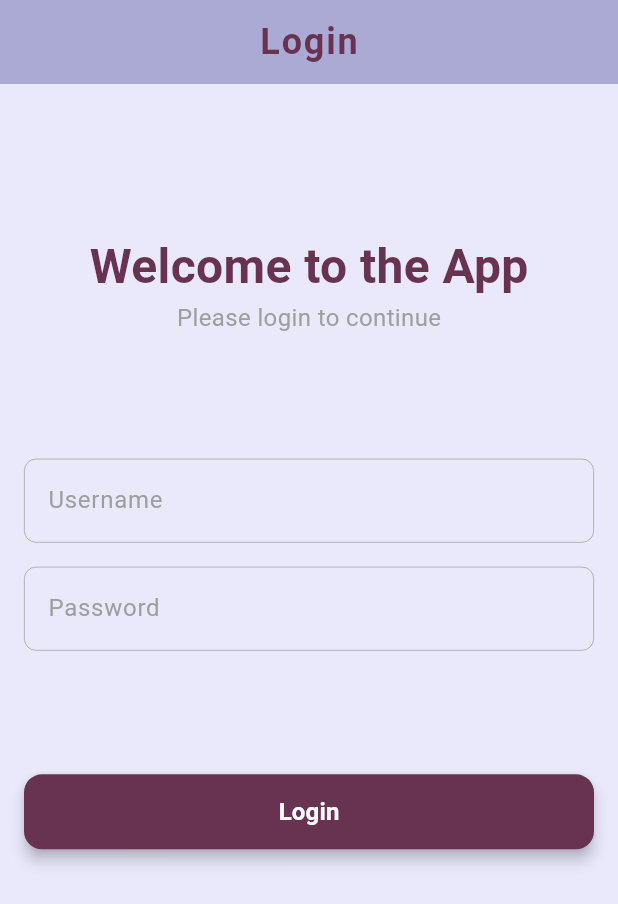
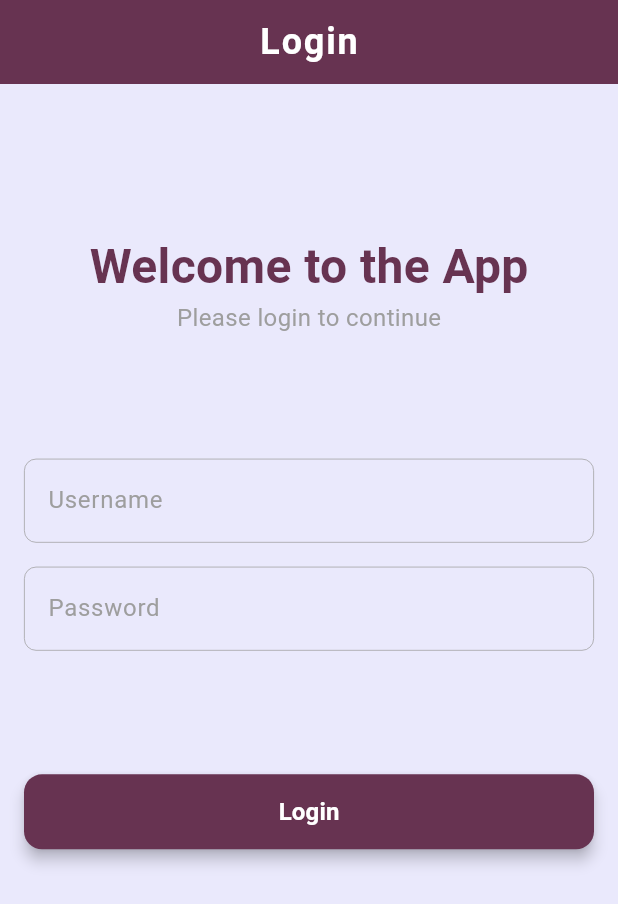
Before and after one commit to Muzammil-crypto/flutter_performance_optimization, a Flutter app: the screen it shows after launch, on a phone screen of 412 x 824 dp. Shown: the top 904 px of the screen. Run offline on Flutter 3.47's test engine with Material 3 defaults, Android fonts, the phone set to English and light mode, and no system bars; our stand-ins replace cached_network_image, get, shimmer; Roboto replaces fonts that are missing (Jua).

Commit message:
working with the deferred comps

```diff
--- a/lib/controllers/theme_controller.dart
+++ b/lib/controllers/theme_controller.dart
@@ -10,9 +10,9 @@ class ThemeController extends GetxController {
 
   ThemeData get lightTheme => ThemeData(
         brightness: Brightness.light,
-        primaryColor: const Color(0xffabaad5),
+        primaryColor: const Color(0xff673351),
         scaffoldBackgroundColor: const Color(0xffeae9fc),
-        hintColor: const Color(0xff673351),
+        hintColor: const Color(0xffabaad5),
         textTheme: textTheme,
         fontFamily: 'Jua',
         colorScheme: const ColorScheme(
--- a/lib/views/login_page.dart
+++ b/lib/views/login_page.dart
@@ -16,10 +16,10 @@ class LoginPage extends StatelessWidget {
   Widget build(BuildContext context) {
     return Scaffold(
       appBar: AppBar(
-        title: Text(
+        title: const Text(
           "Login",
           style: TextStyle(
-              color: accentColor,
+              color: Colors.white,
               fontWeight: FontWeight.bold,
               fontSize: 24,
               letterSpacing: 1.2),
@@ -39,7 +39,7 @@ class LoginPage extends StatelessWidget {
                 Text(
                   "Welcome to the App",
                   style: TextStyle(
-                    color: accentColor,
+                    color: primaryColor,
                     fontSize: 32,
                     fontWeight: FontWeight.bold,
                   ),
@@ -66,7 +66,7 @@ class LoginPage extends StatelessWidget {
                     fieldType: 'password'),
                 SizedBox(height: Get.height * 0.1),
                 CustomPrimaryButton(
-                  color: accentColor,
+                  color: primaryColor,
                   textColor: Colors.white,
                   borderRadius: 12.0,
                   elevation: 4.0,
```
Also changed, not shown: lib/views/home_page.dart (+59 -9 lines).
